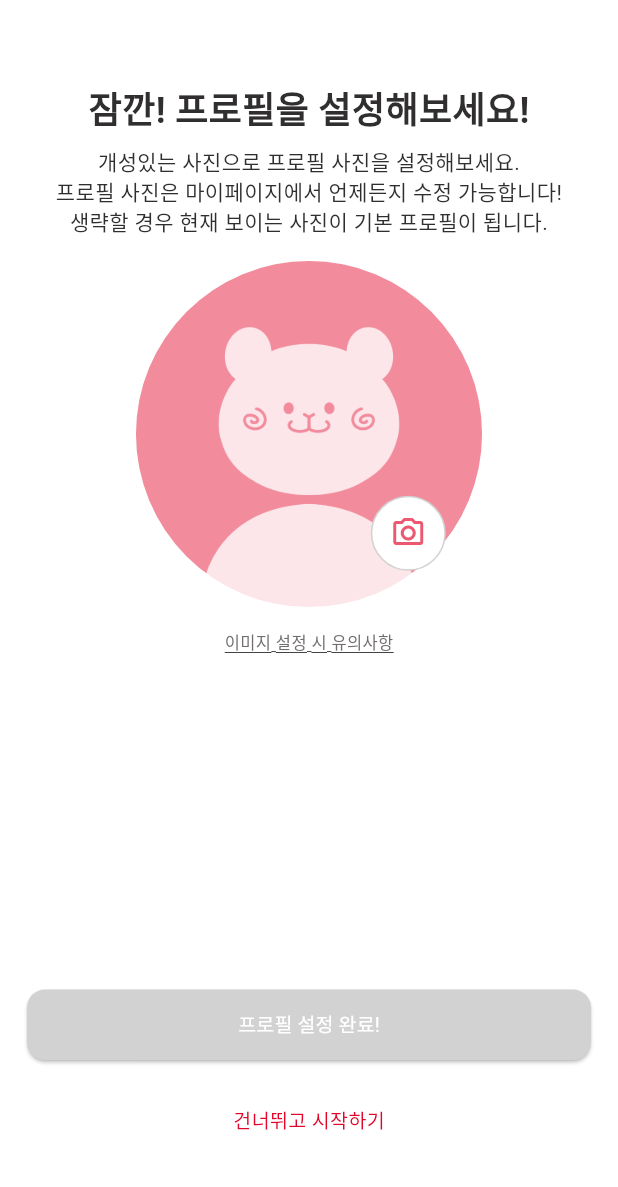
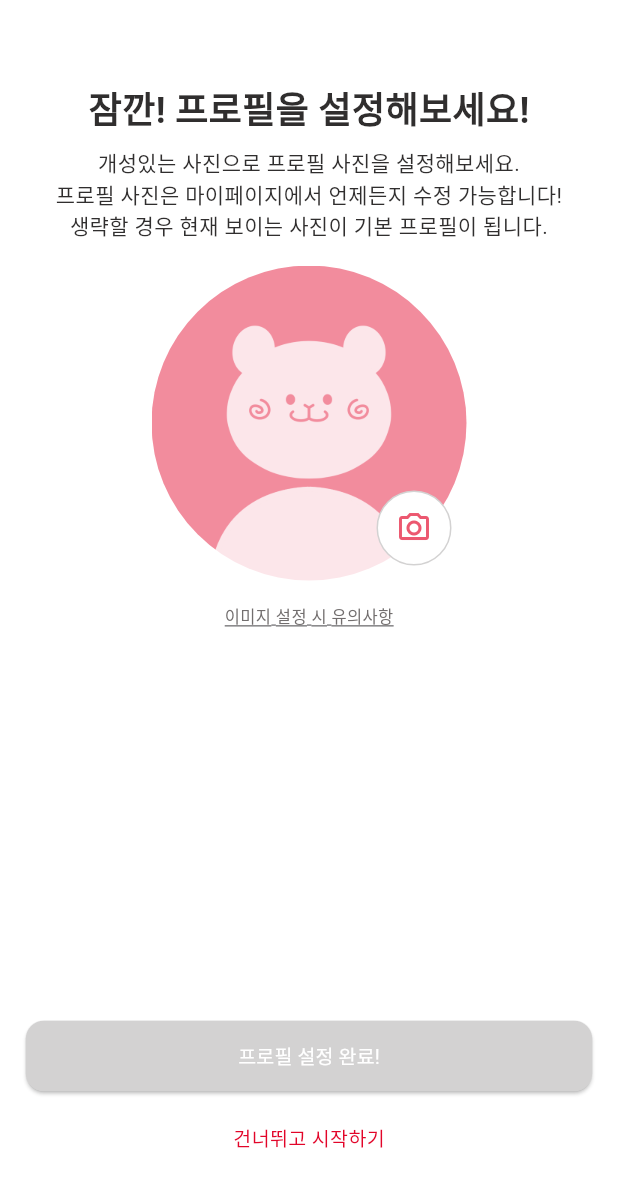
Before and after one commit to DangMooG/dangmoog-front, a Flutter app: the ProfilePage screen opened directly, on a phone screen of 412 x 824 dp. Shown: the top 1187 px of the screen. Run offline on Flutter 3.47's test engine with Material 3 defaults, Android fonts, the phone set to English and light mode, and no system bars; our stand-ins replace cached_network_image, carousel_slider, dio, dropdown_button2, firebase_core, flutter_secure_storage and 2 more; missing offline and left inert: keyboard_height_plugin; accounts and stored records are empty; Roboto replaces fonts that are missing (Pretendard); project files that could hold a hidden picture were left out.

Commit message:
Chore: fix overflow, layout

```diff
--- a/dangmoog/lib/screens/auth/profile.dart
+++ b/dangmoog/lib/screens/auth/profile.dart
@@ -200,7 +200,7 @@ class _ProfilePageState extends State<ProfilePage> {
       appBar: AppBar(),
       resizeToAvoidBottomInset: false,
       body: Padding(
-        padding: const EdgeInsets.symmetric(horizontal: 18),
+        padding: const EdgeInsets.symmetric(horizontal: 16),
         child: Column(
           crossAxisAlignment: CrossAxisAlignment.center,
           mainAxisAlignment: MainAxisAlignment.spaceBetween,
@@ -213,7 +213,7 @@ class _ProfilePageState extends State<ProfilePage> {
                     color: Color(0xFF302E2E),
                     fontSize: 24,
                     fontWeight: FontWeight.w600,
-                    height: 1.35,
+                    height: 1.33,
                   ),
                 ),
                 const SizedBox(height: 8),
@@ -226,15 +226,15 @@ class _ProfilePageState extends State<ProfilePage> {
                     color: Color(0xFF302E2E),
                     fontSize: 14,
                     fontWeight: FontWeight.w400,
-                    height: 1.35,
+                    height: 1.43,
                   ),
                 ),
                 const SizedBox(height: 16),
                 Stack(
                   children: [
                     SizedBox(
-                      width: screenSize.width * 0.56,
-                      height: screenSize.width * 0.56,
+                      width: 210,
+                      height: 210,
                       child: ClipOval(
                         child: _image != null
                             ? Image.file(
@@ -248,8 +248,8 @@ class _ProfilePageState extends State<ProfilePage> {
                       ),
                     ),
                     Positioned(
-                      top: screenSize.height * 0.19,
-                      left: screenSize.height * 0.19,
+                      top: 150,
+                      left: 150,
                       child: GestureDetector(
                         onTap: () {
                           showDialog(
@@ -372,7 +372,7 @@ class _ProfilePageState extends State<ProfilePage> {
             Column(
               children: [
                 SizedBox(
-                  height: screenSize.height * 0.2,
+                  height: 144,
                   child: Column(
                     mainAxisAlignment: MainAxisAlignment.start,
                     children: [
@@ -388,7 +388,7 @@ class _ProfilePageState extends State<ProfilePage> {
                         buttonText: '프로필 설정 완료!',
                         isActive: buttonAcitve,
                       ),
-                      const SizedBox(height: 30),
+                      const SizedBox(height: 21),
                       GestureDetector(
                         onTap: () {
                           Navigator.pushAndRemoveUntil(
@@ -489,7 +489,7 @@ Widget profileHelpMsg() {
   }
 
   return Padding(
-    padding: const EdgeInsets.only(top: 10),
+    padding: const EdgeInsets.only(top: 16),
     child: Row(
       children: [
         Expanded(
@@ -501,7 +501,7 @@ Widget profileHelpMsg() {
             ),
             borderRadius: const BorderRadius.all(Radius.circular(10)),
           ),
-          padding: const EdgeInsets.all(16),
+          padding: const EdgeInsets.symmetric(vertical: 16, horizontal: 20),
           child: Column(
             crossAxisAlignment: CrossAxisAlignment.start,
             children: <Widget>[
@@ -516,7 +516,7 @@ Widget profileHelpMsg() {
                   ),
                 ),
               ),
-              textCell("부적절한 이미지는 제한되며, 관리자에 의해 예고없이 사용이 중지될 수 있습니다."),
+              textCell("부적절한 이미지는 제한되며, 등록되었더라도 관리자에 의해 예고없이 사용이 중지될 수 있습니다."),
               const Padding(
                 padding: EdgeInsets.symmetric(vertical: 8),
                 child: Text(
```
